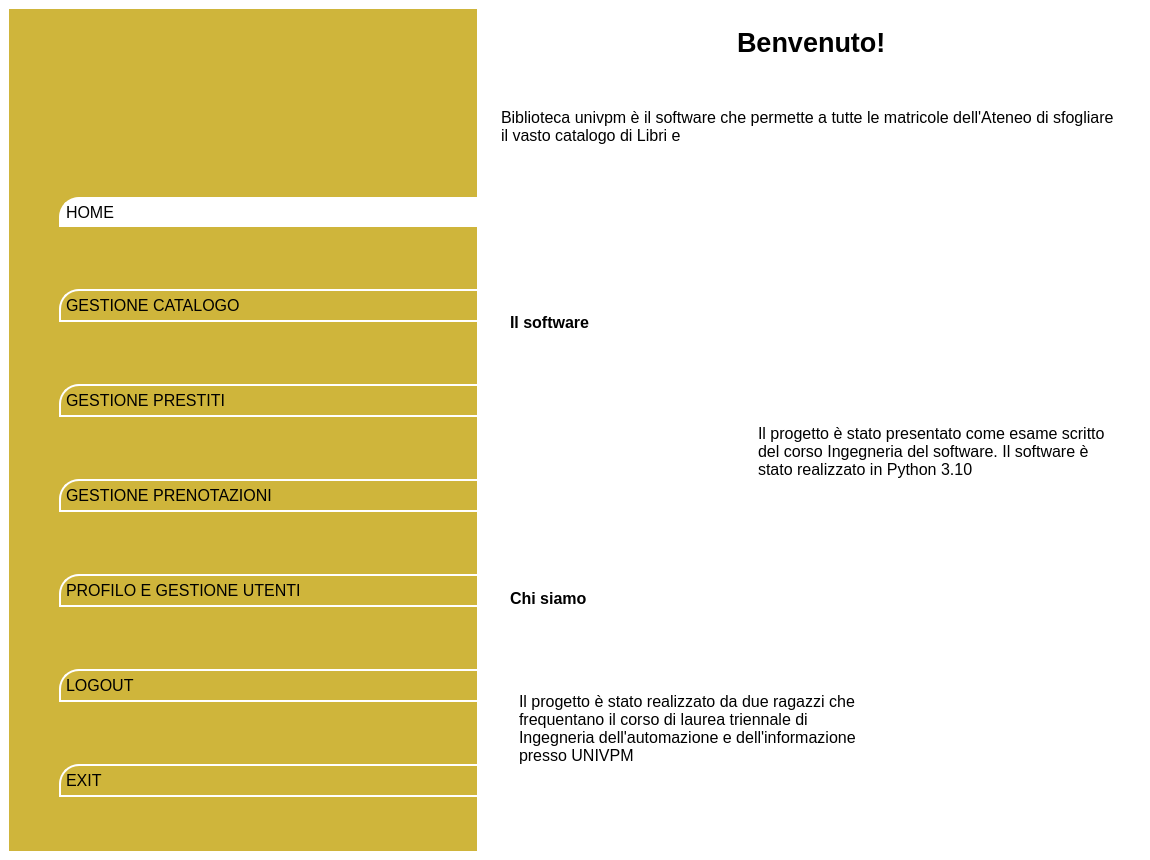
Old version of the form View/Amministratore/UI files/dashboard.ui in the repository FrancescoFinizii/Biblioteca-universitaria.
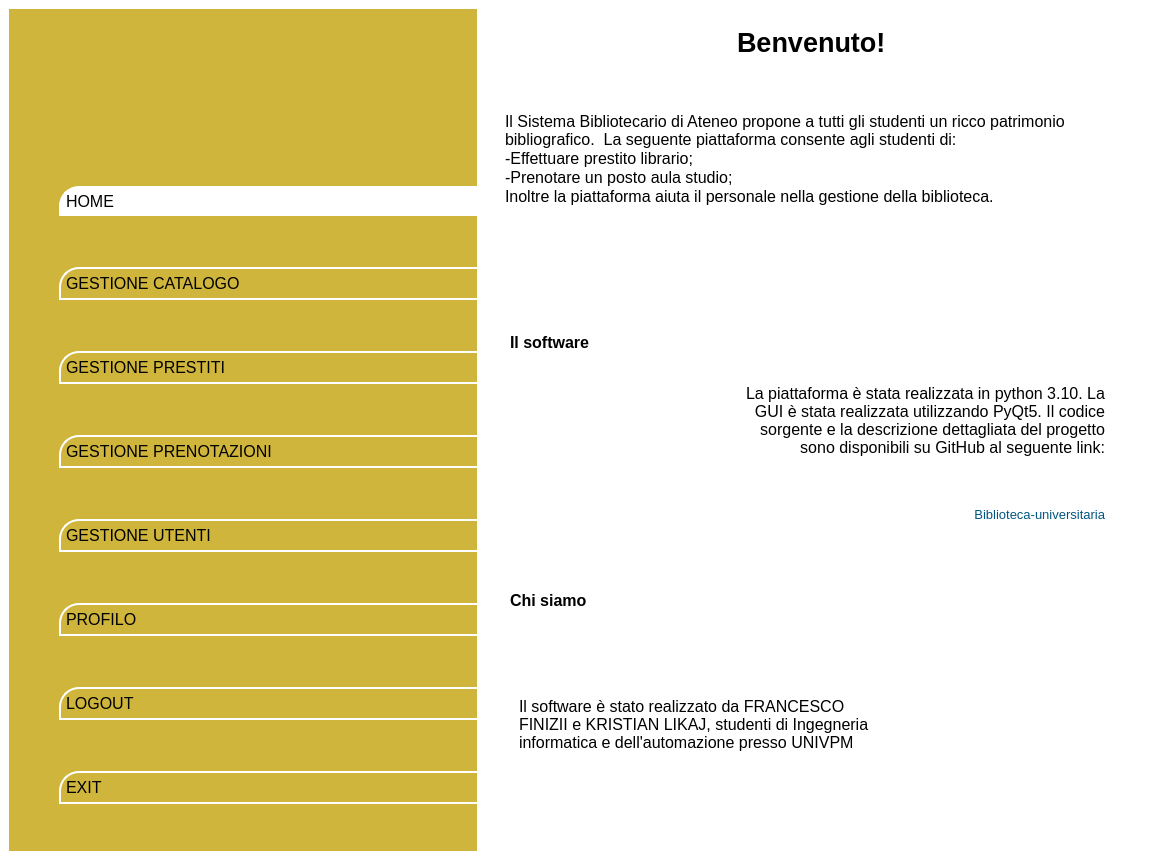
New version of the form. Icons and pictures are not drawn.

The edit to the form file:
```diff
--- a/View/Amministratore/UI files/dashboard.ui
+++ b/View/Amministratore/UI files/dashboard.ui
@@ -387,6 +387,72 @@
                </attribute>
               </widget>
              </item>
+             <item>
+              <widget class="QPushButton" name="gestioneUteniButton">
+               <property name="sizePolicy">
+                <sizepolicy hsizetype="Preferred" vsizetype="Fixed">
+                 <horstretch>0</horstretch>
+                 <verstretch>0</verstretch>
+                </sizepolicy>
+               </property>
+               <property name="minimumSize">
+                <size>
+                 <width>0</width>
+                 <height>0</height>
+                </size>
+               </property>
+               <property name="maximumSize">
+                <size>
+                 <width>16777215</width>
+                 <height>16777215</height>
+                </size>
+               </property>
+               <property name="font">
+                <font>
+                 <pointsize>12</pointsize>
+                </font>
+               </property>
+               <property name="styleSheet">
+                <string notr="true">QPushButton#gestioneUteniButton{
+	text-align:left;
+	padding:5px;
+	border-top-left-radius:20px;
+	border: 2px solid;
+	border-color: rgb(255, 255, 255);
+	border-right: None;
+}
+QPushButton#gestioneUteniButton:hover{	
+	background-color: rgb(255, 255, 255);
+}
+QPushButton#gestioneUteniButton:checked{	
+	background-color: rgb(255, 255, 255);
+}
+</string>
+               </property>
+               <property name="text">
+                <string>GESTIONE UTENTI</string>
+               </property>
+               <property name="icon">
+                <iconset>
+                 <normaloff>../Resources/user-icon.png</normaloff>../Resources/user-icon.png</iconset>
+               </property>
+               <property name="iconSize">
+                <size>
+                 <width>20</width>
+                 <height>20</height>
+                </size>
+               </property>
+               <property name="checkable">
+                <bool>true</bool>
+               </property>
+               <property name="checked">
+                <bool>false</bool>
+               </property>
+               <attribute name="buttonGroup">
+                <string notr="true">buttonGroup</string>
+               </attribute>
+              </widget>
+             </item>
              <item>
               <widget class="QPushButton" name="profiloButton">
                <property name="font">
@@ -411,7 +477,7 @@
 }</string>
                </property>
                <property name="text">
-                <string>PROFILO E GESTIONE UTENTI</string>
+                <string>PROFILO</string>
                </property>
                <property name="icon">
                 <iconset>
@@ -555,8 +621,14 @@
          </property>
          <widget class="QWidget" name="homePage">
           <layout class="QVBoxLayout" name="verticalLayout_7">
-           <item alignment="Qt::AlignTop">
+           <item>
             <widget class="QWidget" name="widget_3" native="true">
+             <property name="sizePolicy">
+              <sizepolicy hsizetype="Preferred" vsizetype="Fixed">
+               <horstretch>0</horstretch>
+               <verstretch>0</verstretch>
+              </sizepolicy>
+             </property>
              <layout class="QVBoxLayout" name="verticalLayout_8">
               <property name="spacing">
                <number>50</number>
@@ -582,30 +654,25 @@
                </widget>
               </item>
               <item>
-               <widget class="QLabel" name="label_5">
+               <widget class="QTextBrowser" name="textBrowser">
                 <property name="sizePolicy">
-                 <sizepolicy hsizetype="Preferred" vsizetype="Fixed">
+                 <sizepolicy hsizetype="Expanding" vsizetype="Fixed">
                   <horstretch>0</horstretch>
                   <verstretch>0</verstretch>
                  </sizepolicy>
                 </property>
-                <property name="font">
-                 <font>
-                  <pointsize>12</pointsize>
-                  <stylestrategy>PreferDefault</stylestrategy>
-                 </font>
+                <property name="styleSheet">
+                 <string notr="true">border:None;</string>
                 </property>
-                <property name="autoFillBackground">
-                 <bool>false</bool>
-                </property>
-                <property name="text">
-                 <string>Biblioteca univpm è il software che permette a tutte le matricole dell'Ateneo di sfogliare il vasto catalogo di Libri e </string>
-                </property>
-                <property name="wordWrap">
-                 <bool>true</bool>
-                </property>
-                <property name="margin">
-                 <number>0</number>
+                <property name="html">
+                 <string>&lt;!DOCTYPE HTML PUBLIC &quot;-//W3C//DTD HTML 4.0//EN&quot; &quot;http://www.w3.org/TR/REC-html40/strict.dtd&quot;&gt;
+&lt;html&gt;&lt;head&gt;&lt;meta name=&quot;qrichtext&quot; content=&quot;1&quot; /&gt;&lt;style type=&quot;text/css&quot;&gt;
+p, li { white-space: pre-wrap; }
+&lt;/style&gt;&lt;/head&gt;&lt;body style=&quot; font-family:'MS Shell Dlg 2'; font-size:7.8pt; font-weight:400; font-style:normal;&quot;&gt;
+&lt;p style=&quot; margin-top:0px; margin-bottom:0px; margin-left:0px; margin-right:0px; -qt-block-indent:0; text-indent:0px;&quot;&gt;&lt;span style=&quot; font-size:12pt;&quot;&gt;Il Sistema Bibliotecario di Ateneo propone a tutti gli studenti un ricco patrimonio bibliografico.  La seguente piattaforma consente agli studenti di:&lt;/span&gt;&lt;/p&gt;
+&lt;p style=&quot; margin-top:0px; margin-bottom:0px; margin-left:0px; margin-right:0px; -qt-block-indent:0; text-indent:0px;&quot;&gt;&lt;span style=&quot; font-size:12pt;&quot;&gt;-Effettuare prestito librario;&lt;/span&gt;&lt;/p&gt;
+&lt;p style=&quot; margin-top:0px; margin-bottom:0px; margin-left:0px; margin-right:0px; -qt-block-indent:0; text-indent:0px;&quot;&gt;&lt;span style=&quot; font-size:12pt;&quot;&gt;-Prenotare un posto aula studio;&lt;/span&gt;&lt;/p&gt;
+&lt;p style=&quot; margin-top:0px; margin-bottom:0px; margin-left:0px; margin-right:0px; -qt-block-indent:0; text-indent:0px;&quot;&gt;&lt;span style=&quot; font-size:12pt;&quot;&gt;Inoltre la piattaforma aiuta il personale nella gestione della biblioteca.&lt;/span&gt;&lt;/p&gt;&lt;/body&gt;&lt;/html&gt;</string>
                 </property>
                </widget>
               </item>
@@ -647,11 +714,26 @@
                  <item>
                   <widget class="QWidget" name="widget_8" native="true">
                    <layout class="QVBoxLayout" name="verticalLayout_11">
+                    <property name="spacing">
+                     <number>0</number>
+                    </property>
+                    <property name="leftMargin">
+                     <number>0</number>
+                    </property>
+                    <property name="topMargin">
+                     <number>0</number>
+                    </property>
+                    <property name="rightMargin">
+                     <number>0</number>
+                    </property>
+                    <property name="bottomMargin">
+                     <number>0</number>
+                    </property>
                     <item>
                      <widget class="QLabel" name="label_7">
                       <property name="maximumSize">
                        <size>
-                        <width>200</width>
+                        <width>250</width>
                         <height>200</height>
                        </size>
                       </property>
@@ -672,6 +754,12 @@
                  <item>
                   <widget class="QWidget" name="widget_9" native="true">
                    <layout class="QVBoxLayout" name="verticalLayout_12">
+                    <property name="topMargin">
+                     <number>0</number>
+                    </property>
+                    <property name="bottomMargin">
+                     <number>0</number>
+                    </property>
                     <item>
                      <widget class="QLabel" name="label_8">
                       <property name="font">
@@ -680,13 +768,39 @@
                        </font>
                       </property>
                       <property name="text">
-                       <string>Il progetto è stato presentato come esame scritto del corso Ingegneria del software. Il software è stato realizzato in Python 3.10</string>
+                       <string>La piattaforma è stata realizzata in python 3.10. La GUI è stata realizzata utilizzando PyQt5. Il codice sorgente e la descrizione dettagliata del progetto sono disponibili su GitHub al seguente link:</string>
+                      </property>
+                      <property name="alignment">
+                       <set>Qt::AlignRight|Qt::AlignTrailing|Qt::AlignVCenter</set>
                       </property>
                       <property name="wordWrap">
                        <bool>true</bool>
                       </property>
                      </widget>
                     </item>
+                    <item>
+                     <widget class="QPushButton" name="link">
+                      <property name="sizePolicy">
+                       <sizepolicy hsizetype="Preferred" vsizetype="Preferred">
+                        <horstretch>0</horstretch>
+                        <verstretch>0</verstretch>
+                       </sizepolicy>
+                      </property>
+                      <property name="font">
+                       <font>
+                        <pointsize>10</pointsize>
+                       </font>
+                      </property>
+                      <property name="styleSheet">
+                       <string notr="true">border:None;
+color:  rgb(0, 86, 129);
+text-align: right;</string>
+                      </property>
+                      <property name="text">
+                       <string>Biblioteca-universitaria</string>
+                      </property>
+                     </widget>
+                    </item>
                    </layout>
                   </widget>
                  </item>
@@ -708,6 +822,9 @@
                  </sizepolicy>
                 </property>
                 <layout class="QVBoxLayout" name="verticalLayout_14">
+                 <property name="topMargin">
+                  <number>0</number>
+                 </property>
                  <item>
                   <widget class="QLabel" name="label_9">
                    <property name="sizePolicy">
@@ -734,6 +851,9 @@
               <item>
                <widget class="QWidget" name="widget_11" native="true">
                 <layout class="QHBoxLayout" name="horizontalLayout_4">
+                 <property name="topMargin">
+                  <number>0</number>
+                 </property>
                  <item>
                   <widget class="QWidget" name="widget_12" native="true">
                    <layout class="QVBoxLayout" name="verticalLayout_15">
@@ -745,7 +865,7 @@
                        </font>
                       </property>
                       <property name="text">
-                       <string>Il progetto è stato realizzato da due ragazzi che frequentano il corso di laurea triennale di Ingegneria dell'automazione e dell'informazione presso UNIVPM</string>
+                       <string>Il software è stato realizzato da FRANCESCO FINIZII e KRISTIAN LIKAJ, studenti di Ingegneria informatica e dell'automazione presso UNIVPM</string>
                       </property>
                       <property name="wordWrap">
                        <bool>true</bool>
@@ -762,8 +882,8 @@
                      <widget class="QLabel" name="label_11">
                       <property name="maximumSize">
                        <size>
-                        <width>200</width>
-                        <height>200</height>
+                        <width>150</width>
+                        <height>150</height>
                        </size>
                       </property>
                       <property name="text">
```
Left out of the diff: 8 changed lines with no effect on the pictures.
